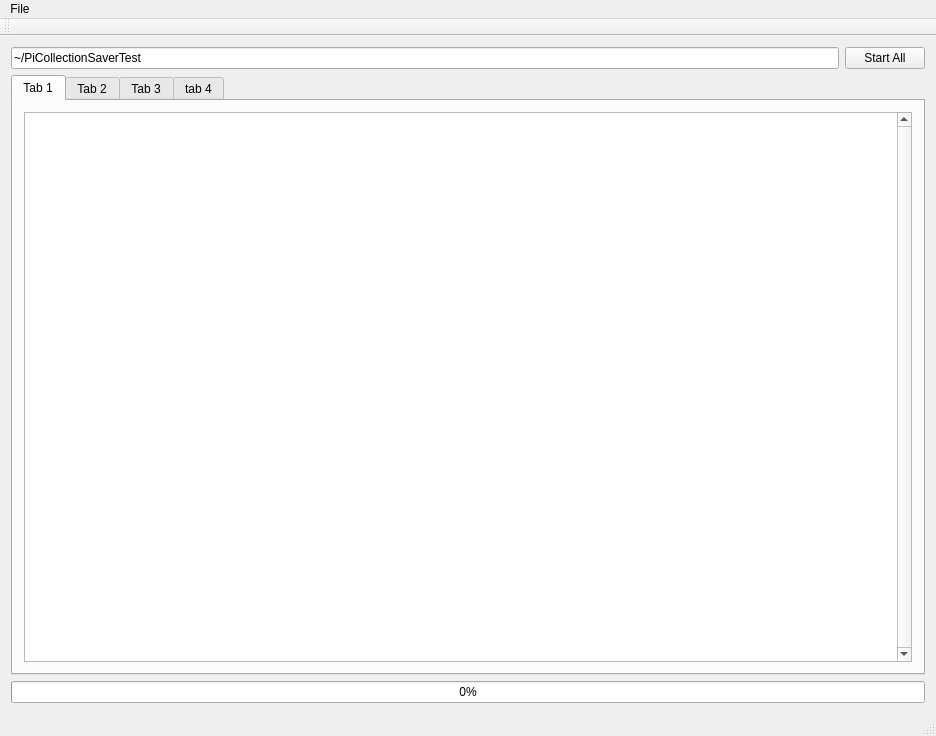
Above: ui/picollectionsaver.ui from Gdimitron/PiCollectionSaver before the change. Below: the same form after it.
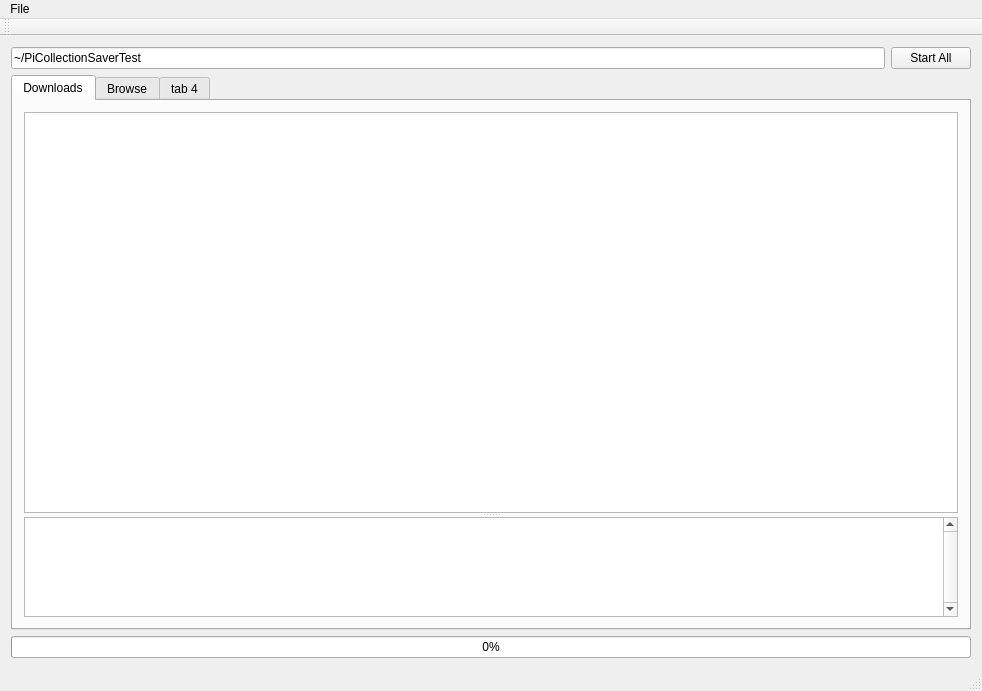
That is the form after the change.

Commit message: Added preview gallery for downloads and browse; Added preview gallery generator class; UI rearrangement; Fixed bug with SqLiteManager(old bug reveal due previos commit); Fixed bug with multiple instances sqlite;

Patch:
```diff
--- a/ui/picollectionsaver.ui
+++ b/ui/picollectionsaver.ui
@@ -6,8 +6,8 @@
    <rect>
     <x>0</x>
     <y>0</y>
-    <width>936</width>
-    <height>736</height>
+    <width>982</width>
+    <height>691</height>
    </rect>
   </property>
   <property name="windowTitle">
@@ -38,71 +38,48 @@
       <property name="currentIndex">
        <number>0</number>
       </property>
-      <widget class="QWidget" name="tab">
+      <widget class="QWidget" name="tab_1">
        <attribute name="title">
-        <string>Tab 1</string>
+        <string>Downloads</string>
        </attribute>
        <layout class="QVBoxLayout" name="verticalLayout">
         <item>
-         <widget class="QPlainTextEdit" name="plainTextEditLog">
-          <property name="sizePolicy">
-           <sizepolicy hsizetype="Expanding" vsizetype="Expanding">
-            <horstretch>0</horstretch>
-            <verstretch>0</verstretch>
-           </sizepolicy>
-          </property>
-          <property name="verticalScrollBarPolicy">
-           <enum>Qt::ScrollBarAlwaysOn</enum>
-          </property>
-          <property name="undoRedoEnabled">
-           <bool>false</bool>
-          </property>
-          <property name="readOnly">
-           <bool>true</bool>
-          </property>
-         </widget>
-        </item>
-       </layout>
-      </widget>
-      <widget class="QWidget" name="tab_2">
-       <attribute name="title">
-        <string>Tab 2</string>
-       </attribute>
-       <layout class="QHBoxLayout" name="horizontalLayout">
-        <item>
          <widget class="QSplitter" name="splitter_2">
           <property name="orientation">
-           <enum>Qt::Horizontal</enum>
+           <enum>Qt::Vertical</enum>
           </property>
-          <widget class="QListWidget" name="listWidgetDownloaded">
-           <property name="sizePolicy">
-            <sizepolicy hsizetype="Expanding" vsizetype="Expanding">
-             <horstretch>0</horstretch>
-             <verstretch>0</verstretch>
-            </sizepolicy>
-           </property>
-           <property name="maximumSize">
-            <size>
-             <width>16777215</width>
-             <height>16777215</height>
-            </size>
-           </property>
-          </widget>
           <widget class="QTextBrowser" name="textBrowserDownloaded">
            <property name="sizePolicy">
             <sizepolicy hsizetype="Expanding" vsizetype="Expanding">
-             <horstretch>1</horstretch>
-             <verstretch>0</verstretch>
+             <horstretch>0</horstretch>
+             <verstretch>4</verstretch>
             </sizepolicy>
            </property>
           </widget>
+          <widget class="QPlainTextEdit" name="plainTextEditLog">
+           <property name="sizePolicy">
+            <sizepolicy hsizetype="Expanding" vsizetype="Expanding">
+             <horstretch>0</horstretch>
+             <verstretch>1</verstretch>
+            </sizepolicy>
+           </property>
+           <property name="verticalScrollBarPolicy">
+            <enum>Qt::ScrollBarAlwaysOn</enum>
+           </property>
+           <property name="undoRedoEnabled">
+            <bool>false</bool>
+           </property>
+           <property name="readOnly">
+            <bool>true</bool>
+           </property>
+          </widget>
          </widget>
         </item>
        </layout>
       </widget>
-      <widget class="QWidget" name="tab_3">
+      <widget class="QWidget" name="tab_2">
        <attribute name="title">
-        <string>Tab 3</string>
+        <string>Browse</string>
        </attribute>
        <layout class="QHBoxLayout" name="horizontalLayout_2">
         <item>
@@ -132,7 +109,7 @@
         </item>
        </layout>
       </widget>
-      <widget class="QWidget" name="tab_4">
+      <widget class="QWidget" name="tab_3">
        <attribute name="title">
         <string>tab 4</string>
        </attribute>
@@ -158,7 +135,7 @@
     <rect>
      <x>0</x>
      <y>0</y>
-     <width>936</width>
+     <width>982</width>
      <height>19</height>
     </rect>
    </property>
```
The commit also changes 13 other files.
